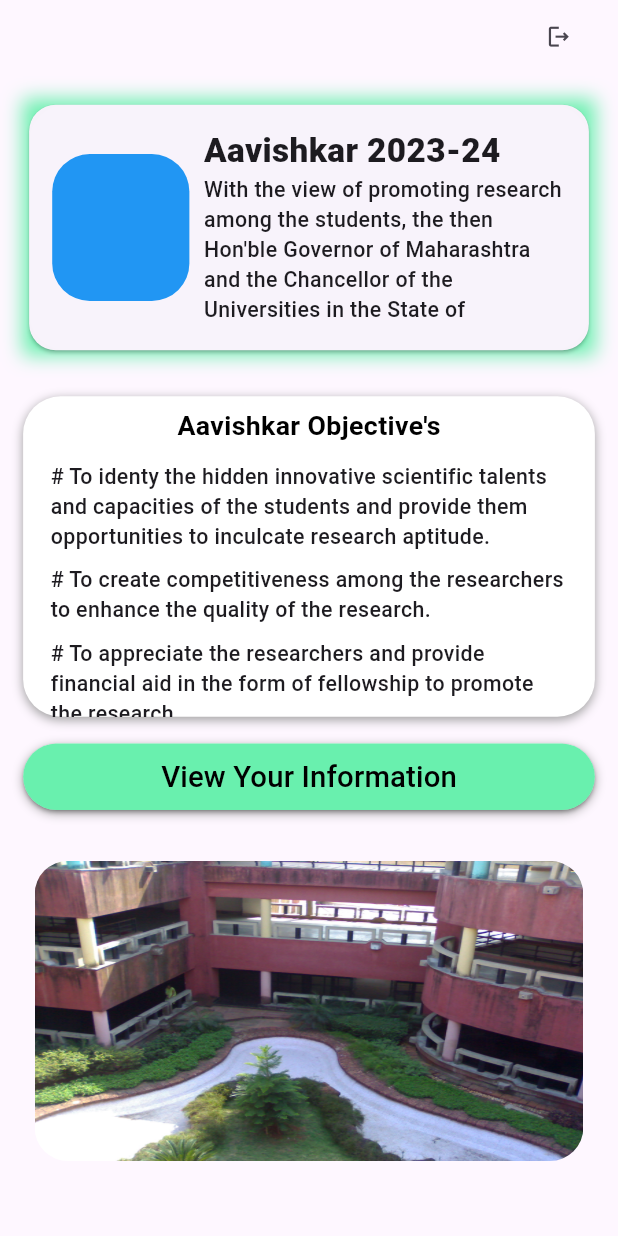
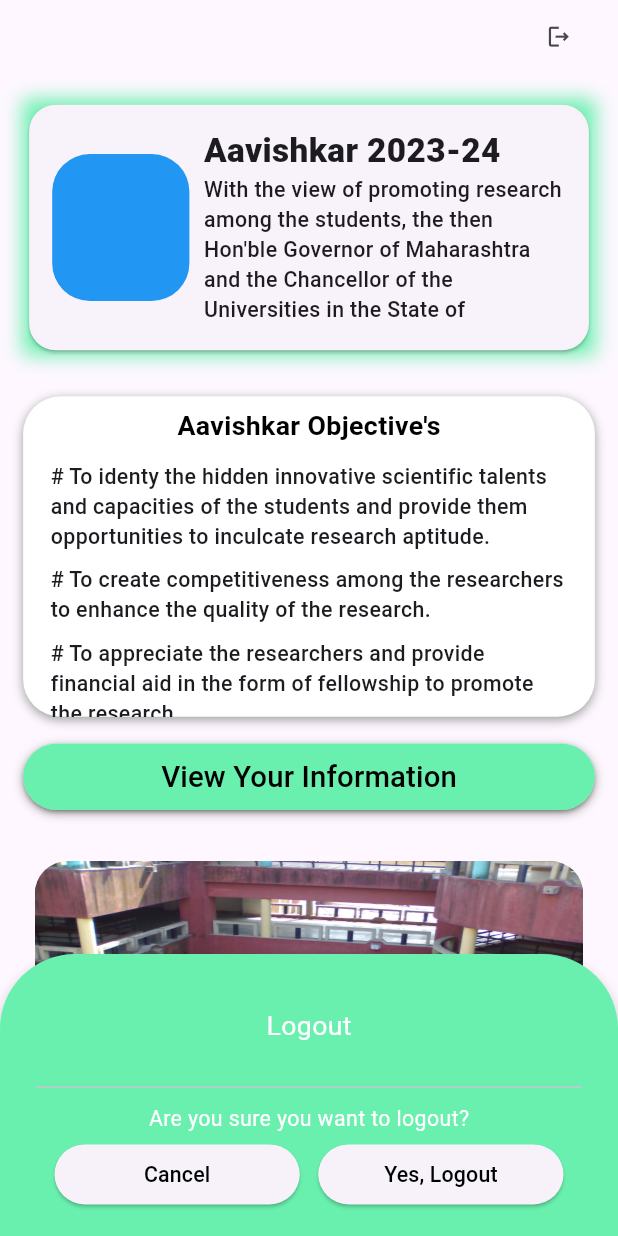
Before and after one commit to abhishek2355/Avishkar_project, a Flutter app: the screen it shows once a user with an empty profile is signed in, after a tap on the "logout" icon, on a phone screen of 412 x 824 dp. Run offline on Flutter 3.47's test engine with Material 3 defaults, Android fonts, the phone set to English and light mode, and no system bars; drawn by our look-alikes of carousel_slider; our stand-ins replace cloud_firestore, email_validator, firebase_auth, firebase_core, firebase_storage, flutter_screenutil and 4 more; missing offline and left inert: flutter_flushbar; accounts and stored records are empty.

Commit message:
Solve the conflict.

```diff
--- a/lib/Screen/Pages/Home/_widget/home.dart
+++ b/lib/Screen/Pages/Home/_widget/home.dart
@@ -1,4 +1,7 @@
 import 'dart:developer';
+import 'dart:io';
+import 'package:avishkar/Screen/Pages/Home/_widget/student_homehelper/imageslider.dart';
+import 'package:avishkar/Screen/Pages/Home/_widget/student_homehelper/logout_snackbar.dart';
 import 'package:avishkar/Screen/Pages/Registration/apis/registration_model.dart';
 import 'package:avishkar/Screen/Pages/Registration/apis/registration_page_apis.dart';
 import 'package:avishkar/Screen/Pages/Registration/widget/preview_screen.dart';
@@ -7,7 +10,6 @@ import 'package:firebase_auth/firebase_auth.dart';
 import 'package:flutter/material.dart';
 import 'package:avishkar/Constants/app_heights.dart' as app_heights;
 import 'package:avishkar/Constants/app_widths.dart' as app_widths;
-import 'package:carousel_slider/carousel_slider.dart';
 
 class HomeScreen extends StatefulWidget {
   const HomeScreen({super.key});
@@ -17,20 +19,19 @@ class HomeScreen extends StatefulWidget {
 }
 
 class _HomeScreenState extends State<HomeScreen> {
+  final HomeHelper homeHelper = HomeHelper();
+  // Function for logout the user
+  signOut() async {
+    await FirebaseAuth.instance.signOut();
+    exit(0);
+  }
+
   late final User? user;
   int currentIndex = 0;
   bool isLoading = false;
   bool previewButton = false;
   double totalPercentage = 0;
   double sum = 0;
-
-  List<String> imageList = [
-    "assets/images/Dbatu_1.jpg",
-    "assets/images/Dbatu_2.png",
-    "assets/images/Dbatu_3.jpg",
-    "assets/images/Dbatu_4.jpeg",
-    "assets/images/Dbatu_5.webp",
-  ];
 
   @override
   void initState() {
@@ -73,7 +74,6 @@ class _HomeScreenState extends State<HomeScreen> {
         media.size.height - media.padding.top - media.padding.bottom;
     final double screenWidth =
         media.size.width - media.padding.left - media.padding.right;
-
     // Function for logout the user
     signOut() async {
       await FirebaseAuth.instance.signOut();
@@ -104,7 +104,9 @@ class _HomeScreenState extends State<HomeScreen> {
                           // Icons for logout user
                           IconButton(
                             onPressed: () async {
-                              signOut();
+                              // showLogoutSnackbar(context);
+                              homeHelper.showLogoutSnackbar(context);
+                              // signOut();
                             },
                             icon: Icon(
                               Icons.logout_outlined,
@@ -437,41 +439,7 @@ class _HomeScreenState extends State<HomeScreen> {
                         height: screenHeight * app_heights.height30,
                       ),
 
-                      CarouselSlider(
-                        items: imageList.map((imagePath) {
-                          return Padding(
-                            padding: EdgeInsets.symmetric(
-                                horizontal: screenWidth * app_widths.width8,
-                                vertical: screenHeight * app_heights.height8),
-                            child: Container(
-                              decoration: BoxDecoration(
-                                borderRadius: BorderRadius.all(Radius.circular(
-                                    screenHeight * app_heights.height25)),
-                                color: Colors.white12,
-                                image: DecorationImage(
-                                    image: AssetImage(imagePath),
-                                    fit: BoxFit.fill),
-                              ),
-                            ),
-                          );
-                        }).toList(),
-                        options: CarouselOptions(
-                          autoPlay: true,
-                          autoPlayCurve: Curves.fastOutSlowIn,
-                          aspectRatio: 16 / 9,
-                          enlargeCenterPage: true,
-                          enableInfiniteScroll: true,
-                          enlargeStrategy: CenterPageEnlargeStrategy.zoom,
-                          padEnds: true,
-                          viewportFraction: 1,
-                          autoPlayInterval: const Duration(seconds: 2),
-                          onPageChanged: (index, reason) {
-                            setState(() {
-                              currentIndex = index;
-                            });
-                          },
-                        ),
-                      ),
+                      MyImageCarousel(),
 
                       SizedBox(
                         height: screenHeight * app_heights.height30,
--- /dev/null
+++ b/lib/Screen/Pages/Home/_widget/student_homehelper/imageslider.dart
@@ -0,0 +1,65 @@
+import 'package:flutter/material.dart';
+import 'package:carousel_slider/carousel_slider.dart';
+import 'package:avishkar/Constants/app_heights.dart' as app_heights;
+import 'package:avishkar/Constants/app_widths.dart' as app_widths;
+
+class MyImageCarousel extends StatefulWidget {
+  @override
+  _MyImageCarouselState createState() => _MyImageCarouselState();
+}
+
+class _MyImageCarouselState extends State<MyImageCarousel> {
+  int currentIndex = 0;
+  List<String> imageList = [
+    "assets/images/Dbatu_1.jpg",
+    "assets/images/Dbatu_2.png",
+    "assets/images/Dbatu_3.jpg",
+    "assets/images/Dbatu_4.jpeg",
+    "assets/images/Dbatu_5.webp",
+  ];
+
+  @override
+  Widget build(BuildContext context) {
+    double screenWidth = MediaQuery.of(context).size.width;
+    double screenHeight = MediaQuery.of(context).size.height;
+
+    return CarouselSlider(
+      items: imageList.map((imagePath) {
+        return Padding(
+          padding: EdgeInsets.symmetric(
+            horizontal: screenWidth * app_widths.width8,
+            vertical: screenHeight * app_heights.height8,
+          ),
+          child: Container(
+            decoration: BoxDecoration(
+              borderRadius: BorderRadius.all(
+                Radius.circular(screenHeight * app_heights.height25),
+              ),
+              color: Colors.white12,
+              image: DecorationImage(
+                image: AssetImage(imagePath),
+                fit: BoxFit.fill,
+              ),
+            ),
+          ),
+        );
+      }).toList(),
+      options: CarouselOptions(
+        autoPlay: true,
+        autoPlayCurve: Curves.fastOutSlowIn,
+        aspectRatio: 16 / 9,
+        enlargeCenterPage: true,
+        enableInfiniteScroll: true,
+        enlargeStrategy: CenterPageEnlargeStrategy.zoom,
+        padEnds: true,
+        viewportFraction: 1,
+        autoPlayInterval: const Duration(seconds: 2),
+        onPageChanged: (index, reason) {
+          setState(() {
+            currentIndex = index;
+          });
+        },
+      ),
+    );
+  }
+}
--- /dev/null
+++ b/lib/Screen/Pages/Home/_widget/student_homehelper/logout_snackbar.dart
@@ -0,0 +1,113 @@
+import 'package:flutter/material.dart';
+import 'package:avishkar/Constants/app_heights.dart' as app_heights;
+import 'package:avishkar/Constants/app_widths.dart' as app_widths;
+
+class HomeHelper {
+  void showLogoutSnackbar(BuildContext context) {
+    // Accessing MediaQuery for responsive layout
+    // Calculate the height and width of the screen.
+    var media = MediaQuery.of(context);
+    final double screenHeight =
+        media.size.height - media.padding.top - media.padding.bottom;
+    final double screenWidth =
+        media.size.width - media.padding.left - media.padding.right;
+    ScaffoldMessenger.of(context).showSnackBar(
+      SnackBar(
+        shape: const RoundedRectangleBorder(
+          borderRadius: BorderRadius.only(
+            topLeft: Radius.circular(50),
+            topRight: Radius.circular(50),
+          ),
+        ),
+        content: Container(
+          decoration: const BoxDecoration(
+              color: Colors.greenAccent,
+              borderRadius: BorderRadius.only(
+                  topLeft: Radius.circular(30),
+                  bottomRight: Radius.circular(30))),
+          height: 160,
+          child: Column(
+            mainAxisAlignment: MainAxisAlignment.spaceEvenly,
+            children: [
+              Padding(
+                padding: EdgeInsets.symmetric(
+                    horizontal: screenWidth * app_widths.width17,
+                    vertical: screenHeight * app_heights.height20),
+                child: Text(
+                  'Logout',
+                  style: TextStyle(
+                      color: Colors.white,
+                      fontSize: screenHeight * app_heights.height20),
+                ),
+              ),
+              const Divider(),
+              Text(
+                'Are you sure you want to logout?',
+                style: TextStyle(
+                    color: Colors.white,
+                    fontSize: screenHeight * app_heights.height16),
+              ),
+              Row(
+                mainAxisAlignment: MainAxisAlignment.spaceEvenly,
+                children: [
+                  ElevatedButton(
+                    onPressed: () {
+                      // Perform logout action
+                      ScaffoldMessenger.of(context).hideCurrentSnackBar();
+                    },
+                    style: ElevatedButton.styleFrom(
+                      shape: RoundedRectangleBorder(
+                        borderRadius: BorderRadius.circular(
+                            30.0), // Adjust the value as needed
+                      ),
+                    ),
+                    child: Container(
+                      width: screenWidth *
+                          app_widths.width120, // Adjust the width as needed
+                      height: screenHeight *
+                          app_heights.height40, // Adjust the height as needed
+                      alignment: Alignment.center,
+                      child: Text(
+                        'Cancel',
+                        style: TextStyle(
+                            color: Colors.black,
+                            fontSize: screenHeight * app_heights.height16),
+                      ),
+                    ),
+                  ),
+                  ElevatedButton(
+                    onPressed: () {
+                      // Perform logout action
+                      ScaffoldMessenger.of(context).hideCurrentSnackBar();
+                    },
+                    style: ElevatedButton.styleFrom(
+                      shape: RoundedRectangleBorder(
+                        borderRadius: BorderRadius.circular(
+                            30.0), // Adjust the value as needed
+                      ),
+                    ),
+                    child: Container(
+                      width: screenWidth *
+                          app_widths.width120, // Adjust the width as needed
+                      height: screenHeight *
+                          app_heights.height40, // Adjust the height as needed
+                      alignment: Alignment.center,
+                      child: Text(
+                        'Yes, Logout',
+                        style: TextStyle(
+                            color: Colors.black,
+                            fontSize: screenHeight * app_heights.height16),
+                      ),
+                    ),
+                  ),
+                ],
+              ),
+            ],
+          ),
+        ),
+        backgroundColor: Colors.greenAccent,
+        behavior: SnackBarBehavior.fixed,
+      ),
+    );
+  }
+}
```
